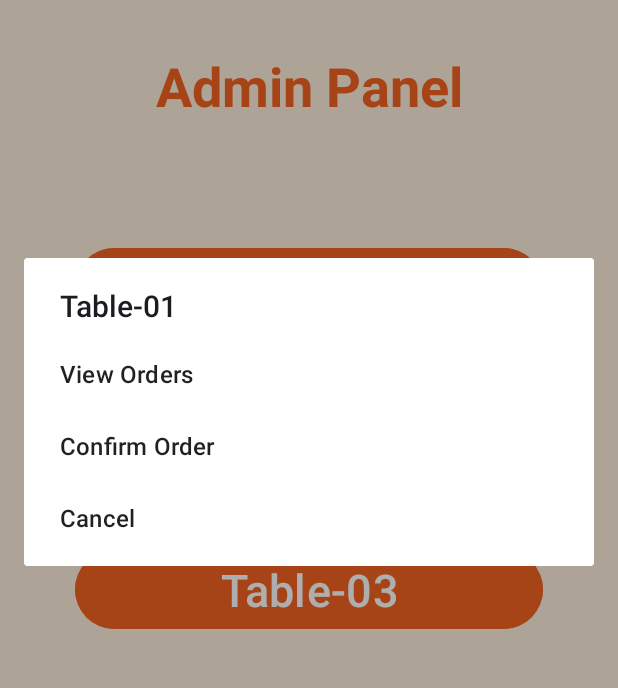
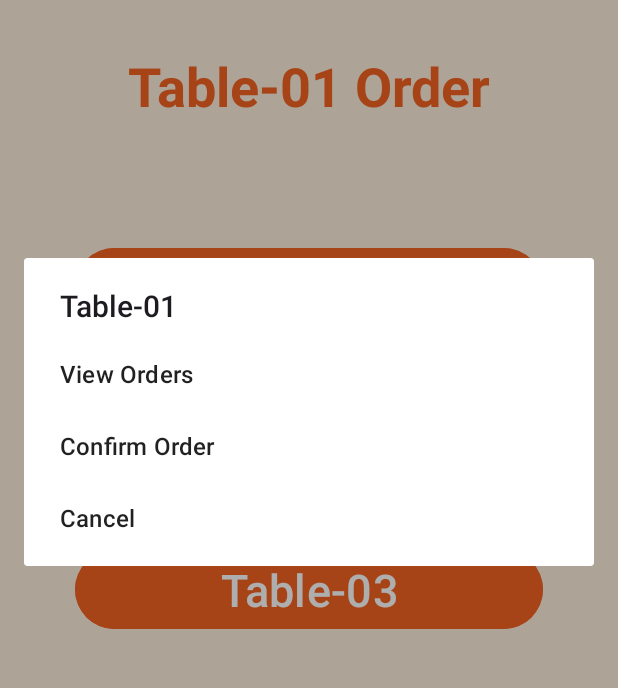
Before and after one commit to tahsinatasnim232002-hub/DineDashApp, an Android app: the AdminTableActivity screen opened directly, with no data from a screen before it, after a tap on "Table-01", on a phone screen of 412 x 824 dp, the part 206-894 px from its top. Run offline under Robolectric (Android 15) with nearby library versions, the phone set to English and light mode, and no system bars; Roboto replaces fonts that are not available here.

Commit message:
Admin Page fix

```diff
--- a/app/src/main/java/com/example/dinedash/api/ApiService.java
+++ b/app/src/main/java/com/example/dinedash/api/ApiService.java
@@ -5,6 +5,6 @@ import retrofit2.Call;
 import retrofit2.http.GET;
 import java.util.List;
 public interface ApiService {
-    @GET("menus")
+    @GET("menu")
     Call<List<MenuItem>> getMenuItems();
 }
--- a/app/src/main/java/com/example/dinedash/ui/AdminTableActivity.java
+++ b/app/src/main/java/com/example/dinedash/ui/AdminTableActivity.java
@@ -19,7 +19,7 @@ public class AdminTableActivity extends AppCompatActivity {
         setContentView(R.layout.activity_adminpage03);
 
         // view init
-//        titleText = findViewById(R.id.textView10);
+        titleText = findViewById(R.id.titleText);
         table1Btn = findViewById(R.id.table1);
         table2Btn = findViewById(R.id.table2);
         table3Btn = findViewById(R.id.table3);
--- a/app/src/main/java/com/example/dinedash/ui/MenuDetailsActivity.java
+++ b/app/src/main/java/com/example/dinedash/ui/MenuDetailsActivity.java
@@ -3,6 +3,7 @@ package com.example.dinedash.ui;
 import android.annotation.SuppressLint;
 import android.content.Intent;
 import android.os.Bundle;
+import android.view.View;
 import android.widget.Button;
 import android.widget.LinearLayout;
 import android.widget.TextView;
@@ -37,7 +38,7 @@ public class MenuDetailsActivity extends AppCompatActivity {
         if (selectedItems != null && !selectedItems.isEmpty()) {
             for (MenuItem item : selectedItems) {
                 TextView tv = new TextView(this);
-                tv.setText(item.getName() + " -Taka" + item.getPrice());
+                tv.setText(item.getName() +"  Price: "+ item.getPrice() + " -Taka");
                 tv.setTextSize(16);
                 detailsContainer.addView(tv);
 
@@ -46,7 +47,7 @@ public class MenuDetailsActivity extends AppCompatActivity {
 
             // Show total price
             TextView totalText = new TextView(this);
-            totalText.setText("Total: Taka" + total);
+            totalText.setText("Total: " + total + " Taka");
             totalText.setTextSize(18);
             totalText.setPadding(16, 16, 16, 16);
             detailsContainer.addView(totalText);
--- a/app/src/main/res/layout/activity_adminpage03.xml
+++ b/app/src/main/res/layout/activity_adminpage03.xml
@@ -35,7 +35,7 @@
         app:layout_constraintTop_toTopOf="parent" />
 
     <TextView
-        android:id="@+id/textView20"
+        android:id="@+id/titleText"
         android:layout_width="match_parent"
         android:layout_height="wrap_content"
         android:layout_marginTop="120dp"
@@ -60,7 +60,7 @@
         android:layout_marginTop="80dp"
         android:text="Table-01"
         android:textSize="30dp"
-        app:layout_constraintTop_toBottomOf="@+id/textView20"
+        app:layout_constraintTop_toBottomOf="@+id/titleText"
         tools:layout_editor_absoluteX="50dp"
         tools:layout_editor_absoluteY="290dp" />
 
--- a/app/src/main/res/layout/activity_menu.xml
+++ b/app/src/main/res/layout/activity_menu.xml
@@ -11,7 +11,7 @@
     <androidx.recyclerview.widget.RecyclerView
         android:id="@+id/recyclerView"
         android:layout_width="408dp"
-        android:layout_height="706dp"
+        android:layout_height="631dp"
         android:padding="4dp"
         app:layout_constraintBottom_toTopOf="@+id/btnConfirmOrder"
         app:layout_constraintEnd_toEndOf="parent"
--- a/app/src/main/res/layout/activity_menudetails.xml
+++ b/app/src/main/res/layout/activity_menudetails.xml
@@ -60,9 +60,9 @@
             android:layout_width="wrap_content"
             android:layout_height="wrap_content"
             android:layout_marginTop="10dp"
+            android:gravity="center"
             android:textColor="#000000"
             android:textSize="30dp"
-            android:gravity="center"
             android:textStyle="bold"
             app:layout_constraintTop_toBottomOf="@+id/detailName" />
     </LinearLayout>
--- a/app/src/main/res/layout/activity_register.xml
+++ b/app/src/main/res/layout/activity_register.xml
@@ -102,7 +102,7 @@
         android:layout_width="match_parent"
         android:layout_height="wrap_content"
         android:layout_marginHorizontal="32dp"
-        android:layout_marginTop="120dp"
+        android:layout_marginTop="50dp"
         android:layout_marginStart="16dp"
         android:layout_marginEnd="16dp"
         android:backgroundTint="@color/button_tint"
--- a/app/src/main/res/values/colors.xml
+++ b/app/src/main/res/values/colors.xml
@@ -1,6 +1,6 @@
 <?xml version="1.0" encoding="utf-8"?>
 <resources>
     <color name="button_tint">#F46322</color>
-    <color name="app_background">#FFFFFF</color>
+    <color name="app_background">#FFEEDD</color>
     <color name="my_dark_primary">#80F46322</color>
 </resources>
--- a/app/src/main/res/values/themes.xml
+++ b/app/src/main/res/values/themes.xml
@@ -3,7 +3,6 @@
     <style name="Base.Theme.DineDash" parent="Theme.Material3.DayNight.NoActionBar">
         <!-- Customize your light theme here. -->
          <item name="colorPrimary">@color/app_background</item>
-         <item name="colorContainer">@color/app_background</item>
         <item name="android:windowBackground">@color/app_background</item>
     </style>
 
```
